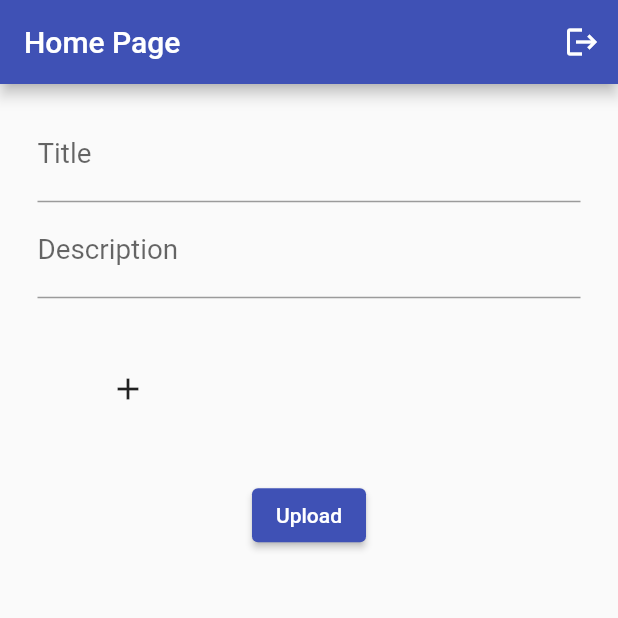
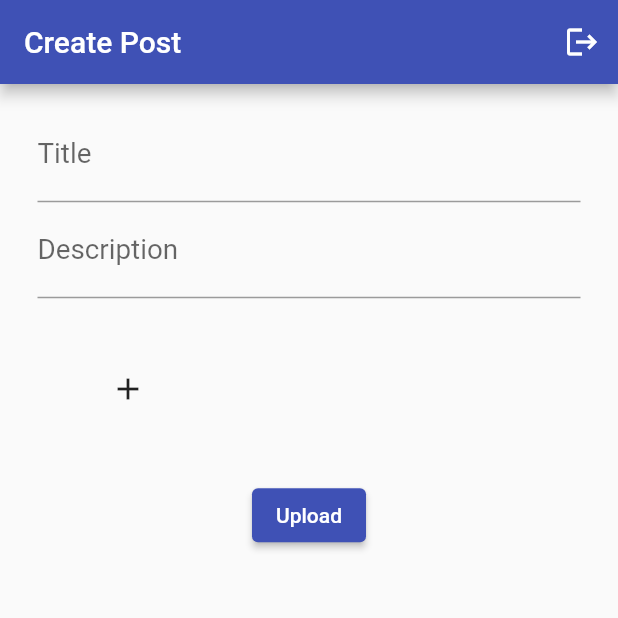
Before and after one commit to shubham1121/auth_database_app, a Flutter app: the CreatePostPage screen opened directly, on a phone screen of 412 x 824 dp, the top half of it. Run offline on Flutter 3.47's test engine with Material 2 defaults, Android fonts, the phone set to English and light mode, and no system bars; our stand-ins replace cached_network_image, cloud_firestore, firebase_auth, firebase_core, firebase_storage, flutter_spinkit and 3 more; accounts and stored records are empty.

```diff
--- a/lib/screens/create_post_page.dart
+++ b/lib/screens/create_post_page.dart
@@ -1,5 +1,6 @@
 import 'dart:io';
 import 'package:auth_database_cart/models/post_data.dart';
+import 'package:auth_database_cart/screens/home_page.dart';
 import 'package:auth_database_cart/utils/database_firestore.dart';
 import 'package:auth_database_cart/utils/loading.dart';
 import 'package:firebase_auth/firebase_auth.dart';
@@ -9,8 +10,7 @@ import 'package:auth_database_cart/utils/firebase_auth.dart';
 import 'package:flutter/material.dart';
 
 class CreatePostPage extends StatefulWidget {
-  final user;
-   CreatePostPage({Key? key, this.user}) : super(key: key);
+   CreatePostPage({Key? key}) : super(key: key);
   User? current_user = FirebaseAuth.instance.currentUser; // to get current firebase user
     @override
   _CreatePostPageState createState() => _CreatePostPageState();
@@ -34,7 +34,7 @@ class _CreatePostPageState extends State<CreatePostPage> {
   @override
   void initState() {
     super.initState();
-    userid = widget.user.uid;
+    userid = widget.current_user!.uid;
     _databaseService = DatabaseService(userid);
     date = DateTime(now.year, now.month, now.day);
   }
@@ -69,7 +69,7 @@ class _CreatePostPageState extends State<CreatePostPage> {
     setState(() {
       uploading=true;
     });
-    PostData post = PostData(postTitle.text.toString(), postDesc.text.toString(), widget.user.uid, date.toLocal().toString());
+    PostData post = PostData(postTitle.text.toString(), postDesc.text.toString(), widget.current_user!.uid, date.toLocal().toString());
     for (var img in _image) {
       String? result = await _databaseService.uploadImageFirebaseStorage(img,post);
       if (result == null) {
@@ -95,7 +95,7 @@ class _CreatePostPageState extends State<CreatePostPage> {
       child: Scaffold(
         appBar: AppBar(
           automaticallyImplyLeading: false,
-          title: const Text('Home Page'),
+          title: const Text('Create Post'),
           actions: [
             IconButton(
               onPressed: () {
@@ -179,7 +179,7 @@ class _CreatePostPageState extends State<CreatePostPage> {
                         ),
                         ElevatedButton(onPressed: (){
                           setState(() {
-                            uploadFile().whenComplete(() => Navigator.of(context).pop());
+                            uploadFile().whenComplete(() => Navigator.pushReplacement(context, MaterialPageRoute(builder: (context) => HomePage()),),);
                           });
                         }, child: const Text('Upload'),),
                       ],
--- a/pubspec.yaml
+++ b/pubspec.yaml
@@ -44,6 +44,7 @@ dependencies:
   path: ^1.8.0
   cached_network_image: ^3.2.0
   shimmer: ^2.0.0
+  salomon_bottom_bar: ^3.2.0
 
 
 dev_dependencies:
```
Also changed, not shown: lib/screens/home_page.dart (+23 -19 lines), lib/utils/user_list.dart (+47 -28 lines), pubspec.lock.
